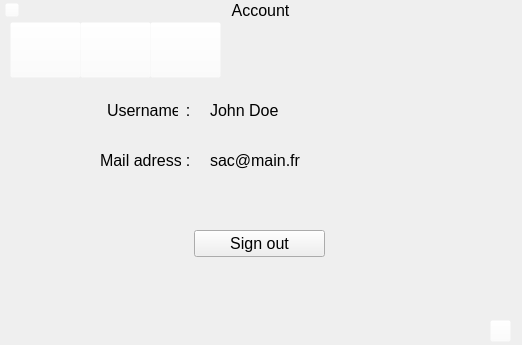
Old version of the form resources/Forms/AccountGUI.ui in the repository woda/desktop.
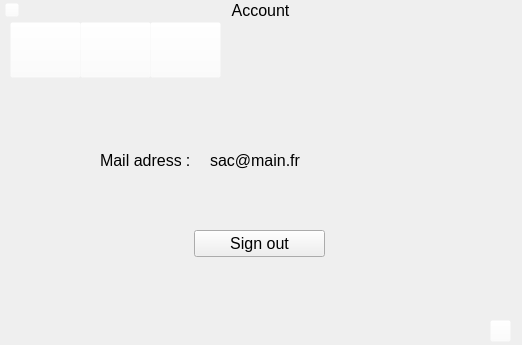
New version of the form. Icons and pictures are not drawn.

Patch:
```diff
--- a/resources/Forms/AccountGUI.ui
+++ b/resources/Forms/AccountGUI.ui
@@ -274,55 +274,6 @@
     </size>
    </property>
   </widget>
-  <widget class="QLabel" name="labelSpacer1">
-   <property name="geometry">
-    <rect>
-     <x>180</x>
-     <y>100</y>
-     <width>16</width>
-     <height>21</height>
-    </rect>
-   </property>
-   <property name="text">
-    <string>&lt;html&gt;&lt;head/&gt;&lt;body&gt;&lt;p align=&quot;center&quot;&gt;&lt;span style=&quot; font-size:12pt;&quot;&gt;:&lt;/span&gt;&lt;/p&gt;&lt;/body&gt;&lt;/html&gt;</string>
-   </property>
-  </widget>
-  <widget class="QLabel" name="labelNameUsername">
-   <property name="geometry">
-    <rect>
-     <x>107</x>
-     <y>100</y>
-     <width>71</width>
-     <height>21</height>
-    </rect>
-   </property>
-   <property name="font">
-    <font>
-     <pointsize>12</pointsize>
-    </font>
-   </property>
-   <property name="text">
-    <string>Username</string>
-   </property>
-  </widget>
-  <widget class="QLabel" name="labelUsername">
-   <property name="geometry">
-    <rect>
-     <x>210</x>
-     <y>100</y>
-     <width>301</width>
-     <height>21</height>
-    </rect>
-   </property>
-   <property name="font">
-    <font>
-     <pointsize>12</pointsize>
-    </font>
-   </property>
-   <property name="text">
-    <string>John Doe</string>
-   </property>
-  </widget>
   <widget class="QLabel" name="labelSpacer2">
    <property name="geometry">
     <rect>
```
Left out of the diff: 3 changed lines with no effect on the pictures.
